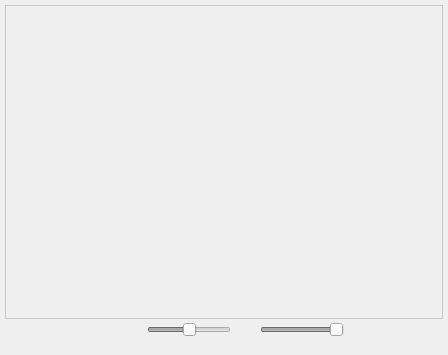
Old version of the form src/view/poseviewer/poseviewer.ui in the repository florianblume/6d-pat.
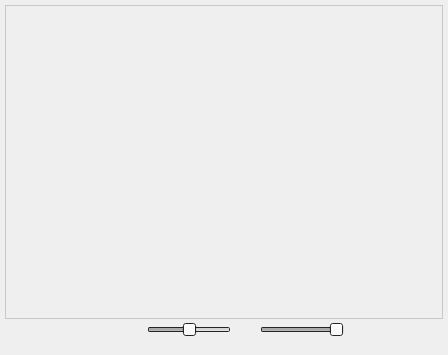
New version of the form.

```diff
--- a/src/view/poseviewer/poseviewer.ui
+++ b/src/view/poseviewer/poseviewer.ui
@@ -150,6 +150,73 @@
        <verstretch>1</verstretch>
       </sizepolicy>
      </property>
+     <property name="palette">
+      <palette>
+       <active>
+        <colorrole role="Base">
+         <brush brushstyle="SolidPattern">
+          <color alpha="255">
+           <red>46</red>
+           <green>52</green>
+           <blue>54</blue>
+          </color>
+         </brush>
+        </colorrole>
+        <colorrole role="Window">
+         <brush brushstyle="SolidPattern">
+          <color alpha="255">
+           <red>46</red>
+           <green>52</green>
+           <blue>54</blue>
+          </color>
+         </brush>
+        </colorrole>
+       </active>
+       <inactive>
+        <colorrole role="Base">
+         <brush brushstyle="SolidPattern">
+          <color alpha="255">
+           <red>46</red>
+           <green>52</green>
+           <blue>54</blue>
+          </color>
+         </brush>
+        </colorrole>
+        <colorrole role="Window">
+         <brush brushstyle="SolidPattern">
+          <color alpha="255">
+           <red>46</red>
+           <green>52</green>
+           <blue>54</blue>
+          </color>
+         </brush>
+        </colorrole>
+       </inactive>
+       <disabled>
+        <colorrole role="Base">
+         <brush brushstyle="SolidPattern">
+          <color alpha="255">
+           <red>46</red>
+           <green>52</green>
+           <blue>54</blue>
+          </color>
+         </brush>
+        </colorrole>
+        <colorrole role="Window">
+         <brush brushstyle="SolidPattern">
+          <color alpha="255">
+           <red>46</red>
+           <green>52</green>
+           <blue>54</blue>
+          </color>
+         </brush>
+        </colorrole>
+       </disabled>
+      </palette>
+     </property>
+     <property name="autoFillBackground">
+      <bool>false</bool>
+     </property>
      <property name="frameShape">
       <enum>QFrame::NoFrame</enum>
      </property>
```
Left out of the diff: 108 changed lines with no effect on the pictures.
